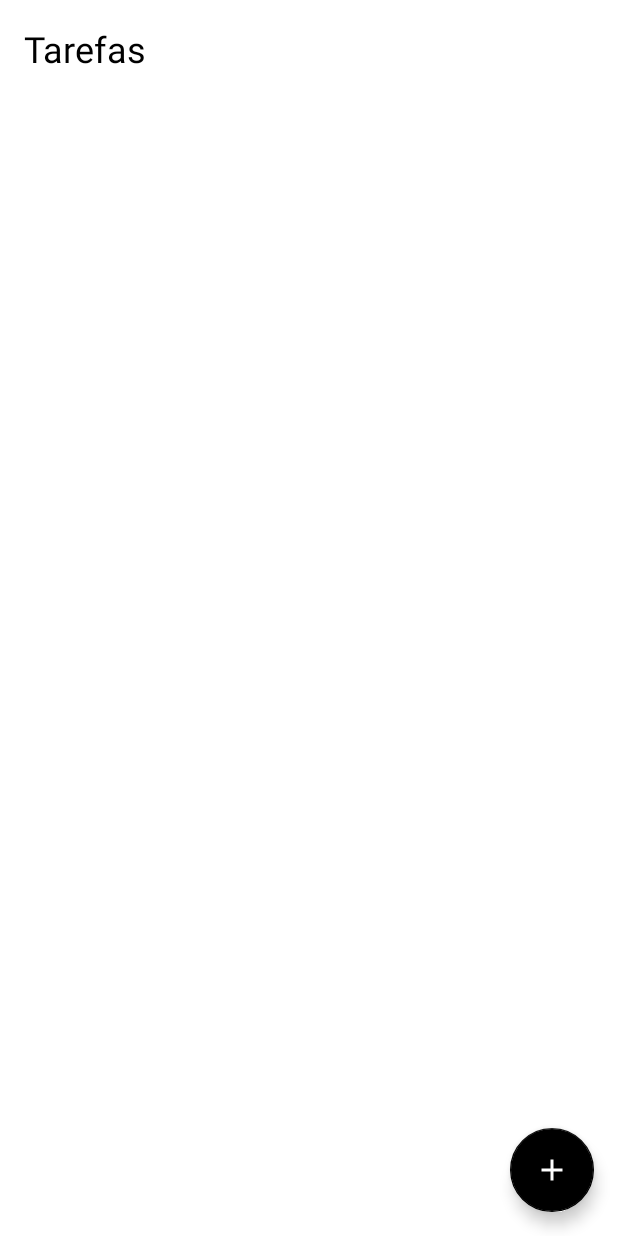
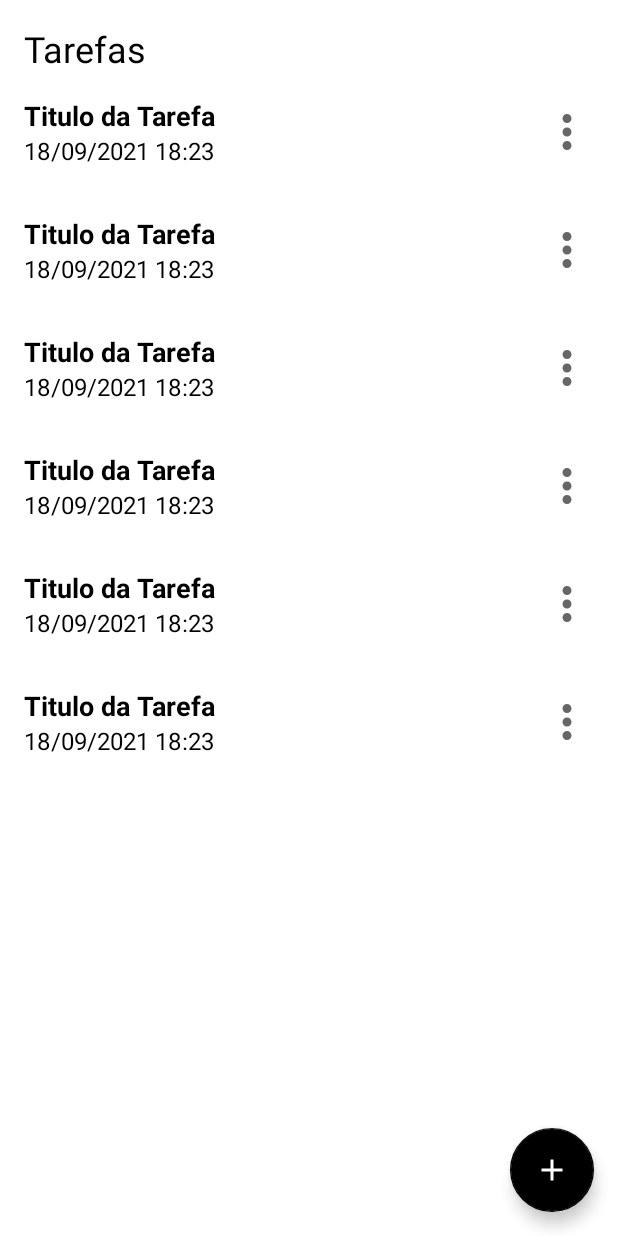
Before and after one commit to rodrigovieira1985/MyToDoList, an Android app: the layout activity_main.xml on its own in the app's theme, with its tools: preview values and no code run, on a phone screen of 412 x 824 dp. Run offline under Robolectric (Android 15) with nearby library versions, the light colour scheme and no system bars.

Commit message:
add recycleview

```diff
--- a/app/src/main/AndroidManifest.xml
+++ b/app/src/main/AndroidManifest.xml
@@ -10,7 +10,7 @@
         android:supportsRtl="true"
         android:theme="@style/Theme.MyToDoList">
         <activity
-            android:name=".MainActivity"
+            android:name=".ui.MainActivity"
             android:exported="true">
             <intent-filter>
                 <action android:name="android.intent.action.MAIN" />
@@ -18,6 +18,9 @@
                 <category android:name="android.intent.category.LAUNCHER" />
             </intent-filter>
         </activity>
+        <activity
+            android:name=".ui.AddTaskActivity"
+            android:exported="true"/>
     </application>
 
 </manifest>
--- /dev/null
+++ b/app/src/main/res/drawable/ic_baseline_more_vert_black_24.xml
@@ -0,0 +1,10 @@
+<vector xmlns:android="http://schemas.android.com/apk/res/android"
+    android:width="24dp"
+    android:height="24dp"
+    android:viewportWidth="24"
+    android:viewportHeight="24"
+    android:tint="?attr/colorControlNormal">
+  <path
+      android:fillColor="@android:color/white"
+      android:pathData="M12,8c1.1,0 2,-0.9 2,-2s-0.9,-2 -2,-2 -2,0.9 -2,2 0.9,2 2,2zM12,10c-1.1,0 -2,0.9 -2,2s0.9,2 2,2 2,-0.9 2,-2 -0.9,-2 -2,-2zM12,16c-1.1,0 -2,0.9 -2,2s0.9,2 2,2 2,-0.9 2,-2 -0.9,-2 -2,-2z"/>
+</vector>
--- a/app/src/main/res/layout/activity_main.xml
+++ b/app/src/main/res/layout/activity_main.xml
@@ -4,9 +4,10 @@
     xmlns:tools="http://schemas.android.com/tools"
     android:layout_width="match_parent"
     android:layout_height="match_parent"
-    tools:context=".MainActivity">
+    tools:context=".ui.MainActivity">
 
     <TextView
+        android:id="@+id/tb_title"
         android:layout_width="wrap_content"
         android:layout_height="wrap_content"
         android:layout_margin="16dp"
@@ -16,13 +17,24 @@
         app:layout_constraintTop_toTopOf="parent"
         app:layout_constraintStart_toStartOf="parent" />
 
+    <androidx.recyclerview.widget.RecyclerView
+        android:id="@+id/rv_tasks"
+        android:layout_width="match_parent"
+        android:layout_height="0dp"
+        app:layoutManager="androidx.recyclerview.widget.LinearLayoutManager"
+        app:layout_constraintTop_toBottomOf="@id/tb_title"
+        app:layout_constraintBottom_toTopOf="@id/fab_button"
+        tools:itemCount="8"
+        tools:listitem="@layout/item_task"/>
+
     <com.google.android.material.floatingactionbutton.FloatingActionButton
+        android:id="@+id/fab_button"
         android:layout_width="wrap_content"
         android:layout_height="wrap_content"
         android:layout_margin="16dp"
         app:srcCompat="@drawable/ic_baseline_add_24"
         app:layout_constraintEnd_toEndOf="parent"
         app:layout_constraintBottom_toBottomOf="parent"
-        />
+        android:contentDescription="@string/label_description_new_task" />
 
 </androidx.constraintlayout.widget.ConstraintLayout>
--- /dev/null
+++ b/app/src/main/res/layout/item_task.xml
@@ -0,0 +1,38 @@
+<?xml version="1.0" encoding="utf-8"?>
+<androidx.constraintlayout.widget.ConstraintLayout xmlns:android="http://schemas.android.com/apk/res/android"
+    android:layout_width="match_parent"
+    android:layout_height="wrap_content"
+    xmlns:app="http://schemas.android.com/apk/res-auto"
+    xmlns:tools="http://schemas.android.com/tools"
+    android:layout_margin="16dp">
+
+    <TextView
+        android:id="@+id/tv_title"
+        android:textSize="18sp"
+        android:textColor="@color/black"
+        android:textStyle="bold"
+        android:layout_width="wrap_content"
+        android:layout_height="wrap_content"
+        app:layout_constraintStart_toStartOf="parent"
+        app:layout_constraintTop_toTopOf="parent"
+        tools:text="Titulo da Tarefa"/>
+
+    <TextView
+        android:id="@+id/tv_date"
+        android:textSize="16sp"
+        android:textColor="@color/black"
+        android:layout_width="wrap_content"
+        android:layout_height="wrap_content"
+        app:layout_constraintStart_toStartOf="@id/tv_title"
+        app:layout_constraintTop_toBottomOf="@id/tv_title"
+        tools:text="18/09/2021 18:23"/>
+
+    <androidx.appcompat.widget.AppCompatImageView
+        android:layout_width="36dp"
+        android:layout_height="36dp"
+        app:layout_constraintBottom_toBottomOf="parent"
+        app:layout_constraintEnd_toEndOf="parent"
+        app:layout_constraintTop_toTopOf="parent"
+        app:srcCompat="@drawable/ic_baseline_more_vert_black_24"/>
+
+</androidx.constraintlayout.widget.ConstraintLayout>
--- a/app/src/main/res/values/strings.xml
+++ b/app/src/main/res/values/strings.xml
@@ -8,4 +8,5 @@
     <string name="label_hour">Hora</string>
     <string name="label_Cancel">Cancelar</string>
     <string name="label_thoughtful">Pensativo</string>
+    <string name="label_description_new_task">Nova Tarefa</string>
 </resources>
```
Also changed, not shown: app/src/main/java/com/example/mytodolist/MainActivity.kt (deleted, +0 -11 lines), app/src/main/java/com/example/mytodolist/datasource/TaskDataSource.kt (added, +13 -0 lines), app/src/main/java/com/example/mytodolist/extensions/AppExtensions.kt (added, +17 -0 lines), app/src/main/java/com/example/mytodolist/model/Task.kt (added, +9 -0 lines), app/src/main/java/com/example/mytodolist/ui/AddTaskActivity.kt (+61 -2 lines), app/src/main/java/com/example/mytodolist/ui/MainActivity.kt (added, +25 -0 lines).
